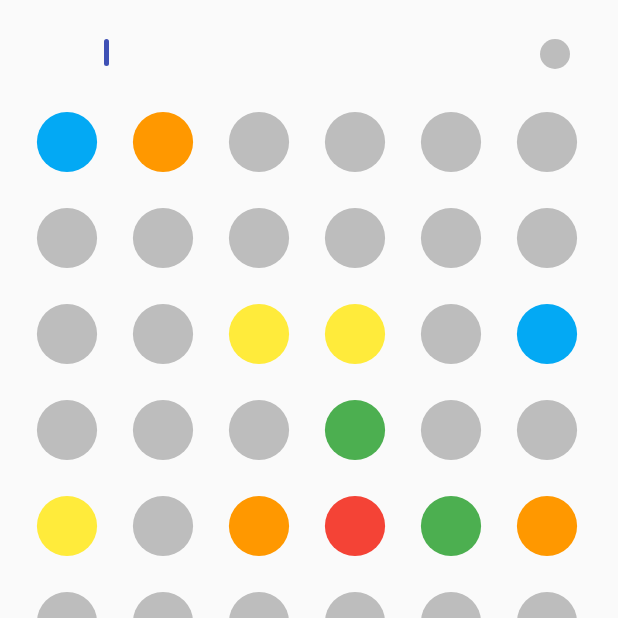
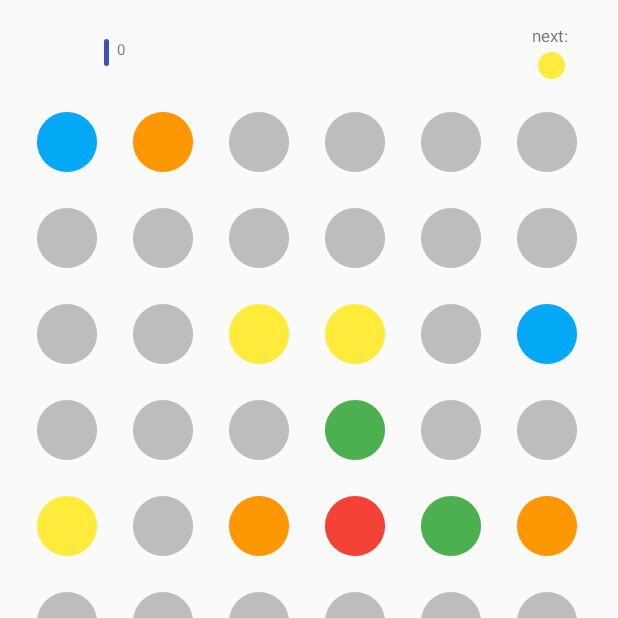
Before and after one commit to pantelicnevena/Lines, an Android app: the DotsActivity screen opened directly, with no data from a screen before it, on a phone screen of 412 x 824 dp, the top half of it. Run offline under Robolectric (Android 15) with nearby library versions, the phone set to English and light mode, and no system bars; 2 statements that could not run were skipped.

Commit message:
Single player igrica: nextDot + scoreBar + scoreLabel //TODO score 100 --> Level up!

```diff
--- a/app/src/main/java/rs/project4420/lines/DotsActivity.java
+++ b/app/src/main/java/rs/project4420/lines/DotsActivity.java
@@ -13,6 +13,8 @@ import android.graphics.PorterDuff;
 import android.graphics.PorterDuffXfermode;
 import android.graphics.Rect;
 import android.graphics.RectF;
+import android.graphics.drawable.Drawable;
+import android.graphics.drawable.GradientDrawable;
 import android.net.Uri;
 import android.os.AsyncTask;
 import android.os.Handler;
@@ -21,6 +23,7 @@ import android.support.v7.app.ActionBarActivity;
 import android.os.Bundle;
 import android.util.Log;
 import android.view.View;
+import android.view.ViewGroup;
 import android.widget.AdapterView;
 import android.widget.GridView;
 import android.widget.ImageView;
@@ -61,6 +64,7 @@ public class DotsActivity extends ActionBarActivity implements AdapterView.OnIte
     List<MatrixItem> putanja;
     List<MatrixItem> put;
     List<ValueAnimator> listaVA;
+    Polje next;
 
     ValueAnimator animator;
     int lastSelected = -1;
@@ -114,12 +118,20 @@ public class DotsActivity extends ActionBarActivity implements AdapterView.OnIte
         gridView.setHorizontalSpacing(10);
         gridView.setVerticalSpacing(10);
 
+        //postavljanje sledece nove kuglice
+        next = nextDot(matrix);
+        View nextView = (View) findViewById(R.id.next_dot);
+        nextView.setBackgroundResource(R.drawable.next_dot);
+        GradientDrawable gd = (GradientDrawable) nextView.getBackground();
+        gd.setColor(getResources().getColor(next.getDot().getColor()));
+
+
         gridView.setOnItemClickListener(this);
     }
 
     @Override
     public void onItemClick(AdapterView<?> parent, View view, int position, long id) {
-        Log.d(TAG, "position:" + position);
+        //Log.d(TAG, "position:" + position);
 
         //stopiraj prethodnu
         if(animator != null && animator.isRunning()){
@@ -154,19 +166,24 @@ public class DotsActivity extends ActionBarActivity implements AdapterView.OnIte
                         tranzicija(matrix, position, putanja, gridView);
                         lastSelected = -1;
 
-                        //TODO provera 4 iste kuglice?
-                        //TODO provera 4 iste kuglice kada se pojavi nova
+                        View scroleBar = (View) findViewById(R.id.score_bar);
+                        TextView tv = (TextView)findViewById(R.id.score);
 
-                        matrix = LineSuccess.ponistiNizGore(xCilj, yCilj, matrix);
-                        matrix = LineSuccess.ponistiNizLevo(xCilj, yCilj, matrix);
-                        matrix = LineSuccess.ponistiNizDijagonalnoGlavna(xCilj, yCilj, matrix);
-                        matrix = LineSuccess.ponistiNizDijagonalnoSporedna(xCilj, yCilj, matrix);
+                        matrix = LineSuccess.ponistiNizove(xCilj, yCilj, matrix, tv, scroleBar);
+
 
                         Handler handler = new Handler();
                         handler.postDelayed(new Runnable() {
                             @Override
                             public void run() {
-                                vratiNoviDot(matrix);
+
+                                ubaciNoviDot(matrix, next);
+                                next = nextDot(matrix);
+                                View nextView = (View) findViewById(R.id.next_dot);
+                                nextView.setBackgroundResource(R.drawable.next_dot);
+                                GradientDrawable gd = (GradientDrawable) nextView.getBackground();
+                                gd.setColor(getResources().getColor(next.getDot().getColor()));
+
                                 adapter.notifyDataSetChanged();
                             }
                         }, 370);
@@ -205,32 +222,61 @@ public class DotsActivity extends ActionBarActivity implements AdapterView.OnIte
         }
     }
 
-    private DotItem[][] vratiNoviDot(final DotItem[][] m) {
+    /**
+     *
+     * @param m matrica trenutnog stanja
+     * @return polje sa koordinatama x i y i bojom
+     * koje treba da se postavi nakon odgranog poteza
+     */
+    private Polje nextDot(final DotItem[][] m) {
+        rnd = new Random();
+
+        int boja = colors.get(rnd.nextInt(7));
+        DotItem dot = new DotItem();
+        dot.setColor(boja);
+
+        Polje p = new Polje();
+        p.setDot(dot);
+
+        return p;
+    }
+
+    /**
+     *
+     * @param m matrica trenutnog stanja
+     * @param polje polje na kome ce se pojaviti sledeca kuglica
+     * @return trenutno stanje matrice nakon ubacenog novog polja
+     * i nakon povere da li postoji neko ponistavanje kuglica [osvojeni poeni]
+     */
+    private DotItem[][] ubaciNoviDot(final DotItem[][] m, final Polje polje) {
         rnd = new Random();
         List<Polje> praznaPolja = vratiListuPraznihPolja(m);
+        int praznoPolje = rnd.nextInt(praznaPolja.size());
+        final Polje p = polje;
+        p.setN(praznaPolja.get(praznoPolje).getN());
+        p.setM(praznaPolja.get(praznoPolje).getM());
 
-        int praznoPolje = rnd.nextInt(praznaPolja.size());
-        int boja = colors.get(rnd.nextInt(7));
-
-        final Polje p = praznaPolja.get(praznoPolje);
-        matrix[p.getN()][p.getM()].setColor(boja);
+        matrix[p.getN()][p.getM()].setColor(p.getDot().getColor());
         Handler handler = new Handler();
         handler.postDelayed(new Runnable() {
             @Override
             public void run() {
-                matrix = LineSuccess.ponistiNizGore(p.getN(), p.getM(), matrix);
-                matrix = LineSuccess.ponistiNizLevo(p.getN(),p.getM(), matrix);
-                matrix = LineSuccess.ponistiNizDijagonalnoGlavna(p.getN(), p.getM(), matrix);
-                matrix = LineSuccess.ponistiNizDijagonalnoSporedna(p.getN(), p.getM(), matrix);
+                View scroleBar = (View) findViewById(R.id.score_bar);
+                TextView tv = (TextView)findViewById(R.id.score);
+
+                matrix = LineSuccess.ponistiNizove(p.getN(), p.getM(), matrix, tv, scroleBar);
+
                 adapter.notifyDataSetChanged();
             }
         }, 300);
 
-        Log.d(TAG, "Pozicija:" + p.getN() + "" + p.getM() + ", boja: " + matrix[p.getN()][p.getM()].getColor());
+//        Log.d(TAG, "Pozicija:" + p.getN() + "" + p.getM() + ", boja: " + matrix[p.getN()][p.getM()].getColor());
         findViewById(R.id.next_dot);
 
         return matrix;
     }
+
+
 
     public int[][] napraviKopiju (DotItem[][] matrix){
         int[][] kopija = new int[6][6];
@@ -264,7 +310,7 @@ public class DotsActivity extends ActionBarActivity implements AdapterView.OnIte
             for (int k = 0; k < 6; k++) {
                 lista.add(kopija[j][k]);
             }
-            Log.d(TAG, j + ": " + lista);
+//            Log.d(TAG, j + ": " + lista);
         }
     };
 
@@ -274,7 +320,7 @@ public class DotsActivity extends ActionBarActivity implements AdapterView.OnIte
             for (int k = 0; k < 6; k++) {
                 lista.add(kopija[j][k].getValue());
             }
-            Log.d(TAG, j + ": " + lista);
+//            Log.d(TAG, j + ": " + lista);
         }
     };
 
@@ -290,7 +336,7 @@ public class DotsActivity extends ActionBarActivity implements AdapterView.OnIte
                 if (matrix[i][j].getColor() == R.color.grey) praznaPolja.add(new Polje(i,j));
             }
         }
-        Log.d(TAG, "Lista praznih polja: "+praznaPolja);
+//        Log.d(TAG, "Lista praznih polja: "+praznaPolja);
         return praznaPolja;
     };
 
--- a/app/src/main/java/rs/project4420/lines/Matrica.java
+++ b/app/src/main/java/rs/project4420/lines/Matrica.java
@@ -43,7 +43,7 @@ public class Matrica {
             for (int k = 0; k < 6; k++) {
                 lista.add(polja[j][k]);
             }
-            Log.d(TAG, j + ": " + lista);
+//            Log.d(TAG, j + ": " + lista);
         }
     }
 
@@ -53,7 +53,7 @@ public class Matrica {
             for (int k = 0; k < 6; k++) {
                 lista.add(matrica[j][k]);
             }
-            Log.d(TAG, j + ": " + lista);
+//            Log.d(TAG, j + ": " + lista);
         }
     }
 
--- a/app/src/main/java/rs/project4420/lines/Polje.java
+++ b/app/src/main/java/rs/project4420/lines/Polje.java
@@ -8,6 +8,7 @@ import android.widget.Button;
 public class Polje {
     int n;
     int m;
+    DotItem dot;
     Button b;
 
     public Polje() {
@@ -16,6 +17,8 @@ public class Polje {
     public Polje(int n, int m) {
         this.n = n;
         this.m = m;
+        dot = new DotItem();
+        dot.setColor(R.color.grey);
     }
 
     public int getN() {
@@ -34,6 +37,14 @@ public class Polje {
         this.m = m;
     }
 
+    public DotItem getDot() {
+        return dot;
+    }
+
+    public void setDot(DotItem dot) {
+        this.dot = dot;
+    }
+
     @Override
     public String toString() {
         return ""+n+m;
--- a/app/src/main/java/rs/project4420/lines/solver/aStar.java
+++ b/app/src/main/java/rs/project4420/lines/solver/aStar.java
@@ -59,7 +59,7 @@ public class aStar {
 
             if (zatvorenaLista.get(zatvorenaLista.size()-1).getxTrenutno() == xCilj &&
                     zatvorenaLista.get(zatvorenaLista.size()-1).getyTrenutno() == yCilj) {
-                Log.d(TAG, "CIIIILJ");
+//                Log.d(TAG, "CIIIILJ");
                 kraj = true;
                 break;
             }
@@ -127,7 +127,7 @@ public class aStar {
             if (right.getKoraci() != -1) otvorenaLista.add(right);
 
 
-            Log.d(TAG, "Next: "+next+", gore: "+up+", dole: "+down+", levo: "+left+", desno: "+right );
+//            Log.d(TAG, "Next: "+next+", gore: "+up+", dole: "+down+", levo: "+left+", desno: "+right );
 
         };
 
--- a/app/src/main/res/layout/activity_dots.xml
+++ b/app/src/main/res/layout/activity_dots.xml
@@ -10,7 +10,7 @@
 
     <LinearLayout
         android:layout_width="match_parent"
-        android:layout_height="wrap_content">
+        android:layout_height="50dp">
 
         <ImageView android:id="@+id/player_image"
             android:layout_width="38dp"
@@ -29,16 +29,35 @@
                 android:layout_width="3dp"
                 android:layout_height="18dp"
                 android:background="@drawable/score_bar"/>
+            <TextView
+                android:id="@+id/score"
+                android:layout_width="wrap_content"
+                android:layout_height="wrap_content"
+                android:textSize="10dp"
+                android:layout_marginLeft="5dp"
+                android:text="0"/>
 
             </LinearLayout>
 
-        <View
-            android:id="@+id/next_dot"
-            android:layout_width="20dp"
-            android:layout_height="20dp"
-            android:layout_marginTop="10dp"
-            android:layout_marginRight="16dp"
-            android:background="@drawable/next_dot"/>
+        <LinearLayout
+            android:layout_width="25dp"
+            android:layout_height="match_parent"
+            android:orientation="vertical"
+            android:layout_marginRight="16dp">
+            <TextView
+                android:layout_width="match_parent"
+                android:layout_height="wrap_content"
+                android:textSize="11dp"
+                android:text="next:"/>
+            <View
+                android:id="@+id/next_dot"
+                android:layout_width="18dp"
+                android:layout_height="18dp"
+                android:layout_marginTop="3dp"
+                android:layout_marginLeft="4dp"
+                android:background="@drawable/next_dot"/>
+            </LinearLayout>
+
 
         </LinearLayout>
 
```
Also changed, not shown: app/src/main/java/rs/project4420/lines/LineSuccess.java (+70 -19 lines).
